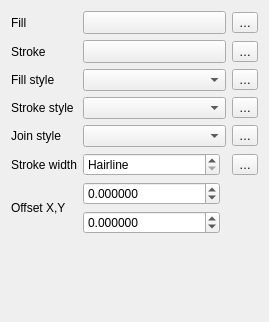
This is src/ui/symbollayer/widget_simplefill.ui in carsmie/QGIS as Qt 5 draws it before an edit. The edited form follows.
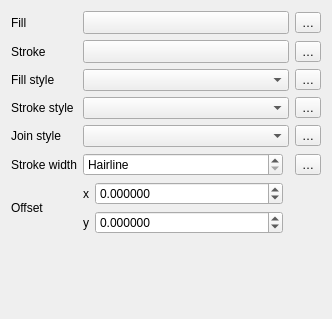
This is the edited form. Custom widgets are drawn as their Qt base class.

Diff of the .ui file:
```diff
--- a/src/ui/symbollayer/widget_simplefill.ui
+++ b/src/ui/symbollayer/widget_simplefill.ui
@@ -6,22 +6,18 @@
    <rect>
     <x>0</x>
     <y>0</y>
-    <width>269</width>
-    <height>322</height>
+    <width>332</width>
+    <height>319</height>
    </rect>
   </property>
   <property name="windowTitle">
    <string>Form</string>
   </property>
   <layout class="QGridLayout" name="gridLayout_2">
-   <item row="4" column="1">
-    <layout class="QHBoxLayout" name="horizontalLayout_6">
-     <item>
+   <item row="5" column="3">
       <widget class="QgsPenJoinStyleComboBox" name="cboJoinStyle"/>
      </item>
-    </layout>
-   </item>
-   <item row="3" column="0">
+   <item row="4" column="0">
     <widget class="QLabel" name="label_4">
      <property name="text">
       <string>Stroke style</string>
@@ -31,7 +27,7 @@
      </property>
     </widget>
    </item>
-   <item row="5" column="0">
+   <item row="6" column="0">
     <widget class="QLabel" name="label_5">
      <property name="text">
       <string>Stroke width</string>
@@ -57,44 +53,59 @@
      </property>
     </widget>
    </item>
-   <item row="2" column="2">
+   <item row="3" column="4">
     <widget class="QgsPropertyOverrideButton" name="mFillStyleDDBtn">
      <property name="text">
       <string>…</string>
      </property>
     </widget>
    </item>
-   <item row="0" column="2">
+   <item row="0" column="4">
     <widget class="QgsPropertyOverrideButton" name="mFillColorDDBtn">
      <property name="text">
       <string>…</string>
      </property>
     </widget>
    </item>
-   <item row="5" column="2">
+   <item row="6" column="4">
     <widget class="QgsPropertyOverrideButton" name="mStrokeWidthDDBtn">
      <property name="text">
       <string>…</string>
      </property>
     </widget>
    </item>
-   <item row="3" column="1">
-    <layout class="QHBoxLayout" name="horizontalLayout_5">
-     <item>
+   <item row="4" column="3">
       <widget class="QgsPenStyleComboBox" name="cboStrokeStyle"/>
      </item>
-    </layout>
-   </item>
-   <item row="6" column="1">
-    <layout class="QGridLayout" name="gridLayout">
-     <item row="0" column="2">
+   <item row="7" column="3">
+    <layout class="QGridLayout" name="gridLayout" rowstretch="0,0" rowminimumheight="0,0">
+     <property name="leftMargin">
+      <number>0</number>
+     </property>
+     <property name="rightMargin">
+      <number>0</number>
+     </property>
+     <item row="0" column="2" rowspan="2">
       <widget class="QgsUnitSelectionWidget" name="mOffsetUnitWidget" native="true">
+       <property name="minimumSize">
+        <size>
+         <width>0</width>
+         <height>0</height>
+        </size>
+       </property>
        <property name="focusPolicy">
         <enum>Qt::StrongFocus</enum>
        </property>
       </widget>
      </item>
      <item row="0" column="0">
+      <widget class="QLabel" name="label">
+       <property name="text">
+        <string>x</string>
+       </property>
+      </widget>
+     </item>
+     <item row="0" column="1">
       <widget class="QgsDoubleSpinBox" name="spinOffsetX">
        <property name="sizePolicy">
         <sizepolicy hsizetype="Minimum" vsizetype="Fixed">
@@ -117,6 +128,13 @@
       </widget>
      </item>
      <item row="1" column="0">
+      <widget class="QLabel" name="label_9">
+       <property name="text">
+        <string>y</string>
+       </property>
+      </widget>
+     </item>
+     <item row="1" column="1">
       <widget class="QgsDoubleSpinBox" name="spinOffsetY">
        <property name="sizePolicy">
         <sizepolicy hsizetype="Minimum" vsizetype="Fixed">
@@ -140,17 +158,17 @@
      </item>
     </layout>
    </item>
-   <item row="6" column="0">
+   <item row="7" column="0">
     <widget class="QLabel" name="label_6">
      <property name="text">
-      <string>Offset X,Y</string>
+      <string>Offset</string>
      </property>
      <property name="alignment">
       <set>Qt::AlignLeading|Qt::AlignLeft|Qt::AlignVCenter</set>
      </property>
     </widget>
    </item>
-   <item row="5" column="1">
+   <item row="6" column="3">
     <layout class="QHBoxLayout" name="horizontalLayout_3">
      <item>
       <widget class="QgsDoubleSpinBox" name="spinStrokeWidth">
@@ -192,9 +210,7 @@
      </item>
     </layout>
    </item>
-   <item row="1" column="1">
-    <layout class="QHBoxLayout" name="horizontalLayout_7">
-     <item>
+   <item row="2" column="3">
       <widget class="QgsColorButton" name="btnChangeStrokeColor">
        <property name="sizePolicy">
         <sizepolicy hsizetype="Expanding" vsizetype="Fixed">
@@ -219,9 +235,7 @@
        </property>
       </widget>
      </item>
-    </layout>
-   </item>
-   <item row="4" column="0">
+   <item row="5" column="0">
     <widget class="QLabel" name="label_8">
      <property name="text">
       <string>Join style</string>
@@ -231,23 +245,21 @@
      </property>
     </widget>
    </item>
-   <item row="1" column="2">
+   <item row="2" column="4">
     <widget class="QgsPropertyOverrideButton" name="mStrokeColorDDBtn">
      <property name="text">
       <string>…</string>
      </property>
     </widget>
    </item>
-   <item row="4" column="2">
+   <item row="5" column="4">
     <widget class="QgsPropertyOverrideButton" name="mJoinStyleDDBtn">
      <property name="text">
       <string>…</string>
      </property>
     </widget>
    </item>
-   <item row="0" column="1">
-    <layout class="QHBoxLayout" name="horizontalLayout_2">
-     <item>
+   <item row="0" column="3">
       <widget class="QgsColorButton" name="btnChangeColor">
        <property name="sizePolicy">
         <sizepolicy hsizetype="Expanding" vsizetype="Fixed">
@@ -272,9 +284,7 @@
        </property>
       </widget>
      </item>
-    </layout>
-   </item>
-   <item row="2" column="0">
+   <item row="3" column="0">
     <widget class="QLabel" name="label_2">
      <property name="text">
       <string>Fill style</string>
@@ -284,14 +294,14 @@
      </property>
     </widget>
    </item>
-   <item row="3" column="2">
+   <item row="4" column="4">
     <widget class="QgsPropertyOverrideButton" name="mStrokeStyleDDBtn">
      <property name="text">
       <string>…</string>
      </property>
     </widget>
    </item>
-   <item row="1" column="0">
+   <item row="2" column="0">
     <widget class="QLabel" name="label_3">
      <property name="sizePolicy">
       <sizepolicy hsizetype="Maximum" vsizetype="Preferred">
@@ -307,14 +317,10 @@
      </property>
     </widget>
    </item>
-   <item row="2" column="1">
-    <layout class="QHBoxLayout" name="horizontalLayout_4">
-     <item>
+   <item row="3" column="3">
       <widget class="QgsBrushStyleComboBox" name="cboFillStyle"/>
      </item>
-    </layout>
-   </item>
-   <item row="7" column="1">
+   <item row="8" column="3">
     <spacer name="verticalSpacer">
      <property name="orientation">
       <enum>Qt::Vertical</enum>
```
Left out of the diff: 7 changed lines with no effect on the pictures. Lines whose indentation alone changed are shown as unchanged.
